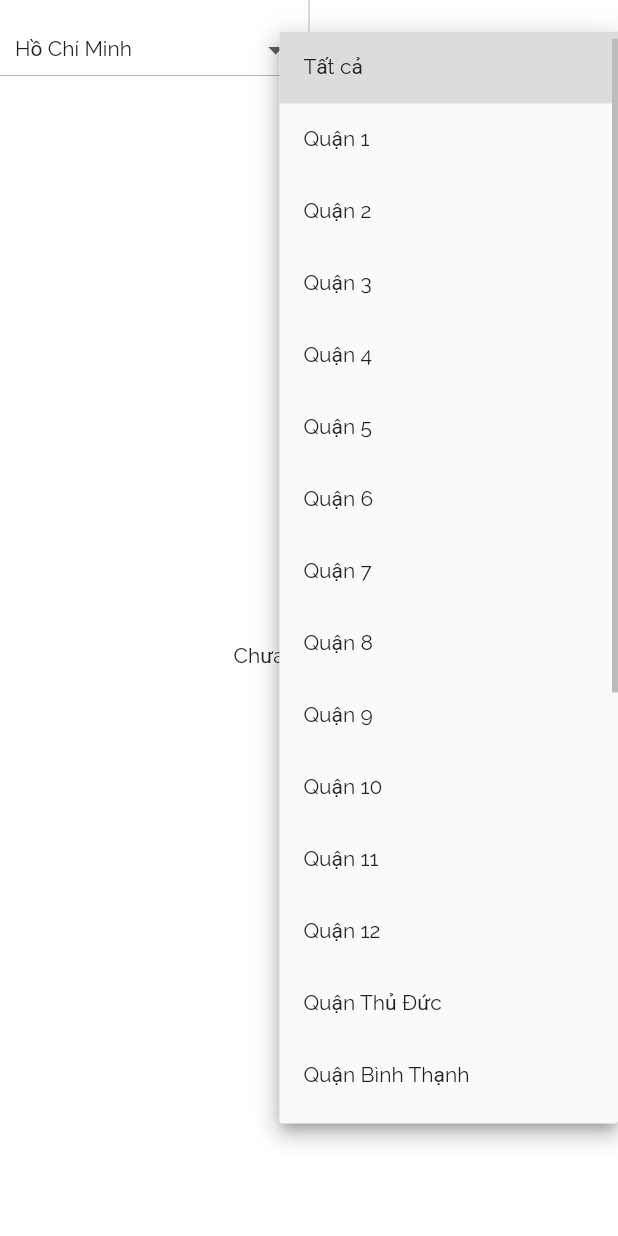
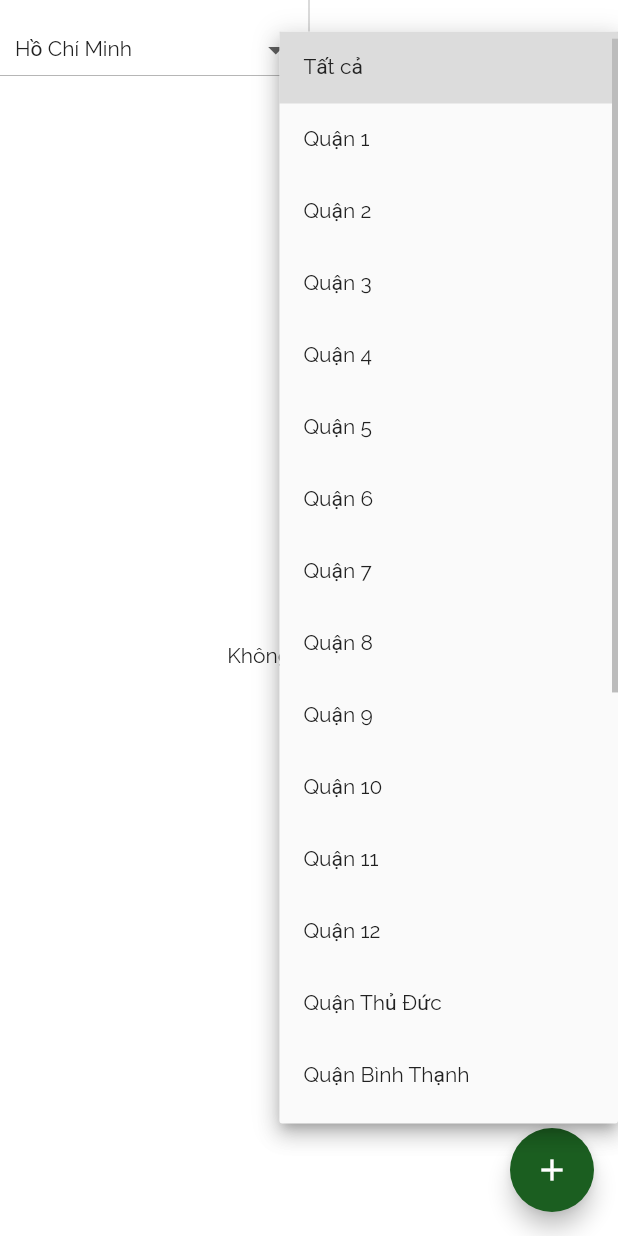
Before and after one commit to nguyentanlinh90/bongda247_flutter, a Flutter app: the FindPlayersTab screen opened directly, after a tap on "Tất cả", on a phone screen of 412 x 824 dp. Run offline on Flutter 3.47's test engine with Material 2 defaults, Android fonts, the phone set to English and light mode, and no system bars; our stand-ins replace cloud_firestore, flutter_money_formatter, flutter_swiper, shared_preferences; missing offline and left inert: bmnav; accounts and stored records are empty.

Commit message:
[OPTIMISE]

```diff
--- /dev/null
+++ b/lib/listener/insert_listener.dart
@@ -0,0 +1,3 @@
+abstract class InsertListener {
+  void onInsert();
+}
--- a/lib/main.dart
+++ b/lib/main.dart
@@ -2,6 +2,7 @@ import 'package:bongdaphui/ui/screen/home_screen.dart';
 import 'package:bongdaphui/ui/screen/notfound_screen.dart';
 import 'package:bongdaphui/ui/screen/splash_creen.dart';
 import 'package:bongdaphui/ui/screen/sigin_signup_screen.dart';
+import 'package:bongdaphui/ui/screen/insert_schedule_player.dart';
 import 'package:bongdaphui/utils/const.dart';
 import 'package:flutter/material.dart';
 import 'package:flutter/services.dart';
@@ -26,6 +27,7 @@ class MyApp extends StatelessWidget {
         routes: <String, WidgetBuilder>{
           Const.mainRoute: (BuildContext context) => HomeScreen(),
           Const.welcomeRoute: (BuildContext context) => SignInSignUpScreen(),
+          Const.insertSchedulePlayerRoute: (BuildContext context) => InsertSchedulePlayerScreen(),
         },
         onUnknownRoute: (RouteSettings rs) =>
             new MaterialPageRoute(builder: (context) => new NotFoundScreen()));
--- a/lib/tabs/clubs_tab.dart
+++ b/lib/tabs/clubs_tab.dart
@@ -4,6 +4,7 @@ import 'package:bongdaphui/models/city_model.dart';
 import 'package:bongdaphui/models/club_model.dart';
 import 'package:bongdaphui/models/district_model.dart';
 import 'package:bongdaphui/utils/const.dart';
+import 'package:bongdaphui/utils/widget_util.dart';
 import 'package:bongdaphui/utils/text_util.dart';
 import 'package:bongdaphui/utils/util.dart';
 import 'package:cloud_firestore/cloud_firestore.dart';
@@ -232,7 +233,7 @@ class _ClubsTabState extends State<ClubsTab>
                                         child: _postCard(
                                             context, _getList(snapshot)[i]));
                                   }))
-                          : Util.showViewNoData(context),
+                          : WidgetUtil.showViewNoData(context),
                     )
                   ],
                 ),
--- a/lib/tabs/fields_tab.dart
+++ b/lib/tabs/fields_tab.dart
@@ -6,6 +6,7 @@ import 'package:bongdaphui/models/soccer_field_model.dart';
 import 'package:bongdaphui/utils/const.dart';
 import 'package:bongdaphui/utils/text_util.dart';
 import 'package:bongdaphui/utils/util.dart';
+import 'package:bongdaphui/utils/widget_util.dart';
 import 'package:cloud_firestore/cloud_firestore.dart';
 import 'package:flutter/material.dart';
 import 'package:flutter_money_formatter/flutter_money_formatter.dart';
@@ -275,7 +276,7 @@ class _FieldsTabState extends State<FieldsTab>
                                         child: _postCard(
                                             context, _getList(snapshot)[i]));
                                   }))
-                          : Util.showViewNoData(context),
+                          : WidgetUtil.showViewNoData(context),
                     )
                   ],
                 ),
--- a/lib/tabs/find_players_tab.dart
+++ b/lib/tabs/find_players_tab.dart
@@ -6,6 +6,7 @@ import 'package:bongdaphui/models/schedule_player_model.dart';
 import 'package:bongdaphui/utils/const.dart';
 import 'package:bongdaphui/utils/text_util.dart';
 import 'package:bongdaphui/utils/util.dart';
+import 'package:bongdaphui/utils/widget_util.dart';
 import 'package:cloud_firestore/cloud_firestore.dart';
 import 'package:flutter/material.dart';
 
@@ -120,16 +121,31 @@ class _FindPlayersTabState extends State<FindPlayersTab>
                 SizedBox(
                   height: Const.size_5,
                 ),
-                TextUtil.textContent(context, model.phonePlayer),
+                Row(
+                  children: <Widget>[
+                    TextUtil.textDes(context, Const.contact_),
+                    TextUtil.textContent(context, model.phonePlayer),
+                  ],
+                ),
                 SizedBox(
                   height: Const.size_5,
                 ),
-                TextUtil.textContent(context, model.typeField),
+                Row(
+                  children: <Widget>[
+                    TextUtil.textDes(context, Const.typeField),
+                    TextUtil.textContent(context, model.typeField),
+                  ],
+                ),
                 SizedBox(
                   height: Const.size_5,
                 ),
-                Util.getArea(
-                    context, _listCity, model.idCity, model.idDistrict),
+                Row(
+                  children: <Widget>[
+                    TextUtil.textDes(context, Const.area),
+                    Util.getArea(
+                        context, _listCity, model.idCity, model.idDistrict)
+                  ],
+                ),
                 SizedBox(
                   height: Const.size_10,
                 ),
@@ -179,6 +195,13 @@ class _FindPlayersTabState extends State<FindPlayersTab>
   Widget build(BuildContext context) {
     if (_listCity.length > 0 && _listDistrict.length > 0) {
       return new Scaffold(
+        floatingActionButton: FloatingActionButton(
+          onPressed: () {
+            Navigator.of(context).pushNamed(Const.insertSchedulePlayerRoute);
+          },
+          child: Icon(Icons.add),
+          backgroundColor: Colors.green[900],
+        ),
         backgroundColor: Colors.white,
         body: StreamBuilder(
             stream: Firestore.instance
@@ -214,7 +237,7 @@ class _FindPlayersTabState extends State<FindPlayersTab>
                                         child: _postCard(
                                             context, _getList(snapshot)[i]));
                                   }))
-                          : Util.showViewNoData(context),
+                          : WidgetUtil.showViewNoData(context),
                     )
                   ],
                 ),
--- a/lib/ui/screen/sigin_signup_screen.dart
+++ b/lib/ui/screen/sigin_signup_screen.dart
@@ -1,6 +1,6 @@
 import 'package:bongdaphui/ui/widgets/custom_flat_button.dart';
 import 'package:bongdaphui/utils/const.dart';
-import 'package:bongdaphui/utils/util.dart';
+import 'package:bongdaphui/utils/widget_util.dart';
 import 'package:flutter/material.dart';
 
 class SignInSignUpScreen extends StatelessWidget {
@@ -12,7 +12,7 @@ class SignInSignUpScreen extends StatelessWidget {
           mainAxisAlignment: MainAxisAlignment.center,
           crossAxisAlignment: CrossAxisAlignment.center,
           children: <Widget>[
-            Util.showLogo(),
+            WidgetUtil.showLogo(),
             Padding(
               padding: const EdgeInsets.only(top: 35.0),
               child: Text(
--- a/lib/ui/screen/splash_creen.dart
+++ b/lib/ui/screen/splash_creen.dart
@@ -3,7 +3,7 @@ import 'package:bongdaphui/ui/screen/home_screen.dart';
 import 'package:bongdaphui/ui/screen/tutorial_screen.dart';
 import 'package:bongdaphui/utils/const.dart';
 import 'package:bongdaphui/utils/shared_preferences.dart';
-import 'package:bongdaphui/utils/util.dart';
+import 'package:bongdaphui/utils/widget_util.dart';
 import 'package:cloud_firestore/cloud_firestore.dart';
 import 'package:flutter/material.dart';
 
@@ -39,7 +39,7 @@ class _SplashScreenState extends State<SplashScreen> {
       body: new Container(
         child: Stack(
           children: <Widget>[
-            Center(child: Util.showLogo()),
+            Center(child: WidgetUtil.showLogo()),
             _handleCurrentScreen()
           ],
         ),
--- a/lib/ui/screen/tutorial_screen.dart
+++ b/lib/ui/screen/tutorial_screen.dart
@@ -2,7 +2,7 @@ import 'package:bongdaphui/models/tutorial_model.dart';
 import 'package:bongdaphui/ui/widgets/custom_flat_button.dart';
 import 'package:bongdaphui/utils/const.dart';
 import 'package:bongdaphui/utils/shared_preferences.dart';
-import 'package:bongdaphui/utils/util.dart';
+import 'package:bongdaphui/utils/widget_util.dart';
 import 'package:flutter/material.dart';
 import "package:flutter_swiper/flutter_swiper.dart";
 
@@ -97,7 +97,7 @@ class TutorialScreen extends StatelessWidget {
             mainAxisAlignment: MainAxisAlignment.center,
             crossAxisAlignment: CrossAxisAlignment.center,
             children: <Widget>[
-              Util.showLogo(),
+              WidgetUtil.showLogo(),
               Padding(
                 padding: const EdgeInsets.only(
                     top: Const.size_20,
--- a/lib/ui/widgets/custom_text_field.dart
+++ b/lib/ui/widgets/custom_text_field.dart
@@ -40,7 +40,7 @@ class _CustomTextFieldState extends State<CustomTextField> {
       elevation: 0.0,
       color: Colors.white,
       shape: RoundedRectangleBorder(
-        side: BorderSide(color: currentColor, width: 2.0),
+        side: BorderSide(color: currentColor, width: 1.0),
         borderRadius: BorderRadius.circular(20.0),
       ),
       child: Padding(
--- a/lib/utils/const.dart
+++ b/lib/utils/const.dart
@@ -1,12 +1,17 @@
 import 'package:flutter/material.dart';
 
 class Const {
+  //check mode
+  static const bool kReleaseMode =
+      bool.fromEnvironment('dart.vm.product', defaultValue: false);
+
   //routes
   static const String rootRoute = "/root";
   static const String mainRoute = "/main";
   static const String welcomeRoute = "/welcome";
   static const String signInRoute = "/signin";
   static const String signUpRoute = "/signup";
+  static const String insertSchedulePlayerRoute = "/insertSchedulePlayer";
 
   //strings
   static const String appName = "Bóng Đá Phủi";
@@ -22,9 +27,16 @@ class Const {
   static const String call = "Gọi";
   static const String end = "Kết thúc";
   static const String contact = "Liên hệ";
+  static const String contact_ = "Liên hệ:  ";
+  static const String typeField = "Loại sân:  ";
   static const String countPlayer = "Số cầu thủ";
   static const String captain = "Đội trưởng:  ";
   static const String area = "Khu vực:  ";
+  static const String insertSchedulePlayer = "Thêm lịch đá cho bạn";
+  static const String fullName = "Họ và tên";
+  static const String phoneNumber = "Số điện thoại";
+  static const String insertSchedule = "Thêm lịch";
+  static const String noData = "Không có dữ liệu";
 
   //colors
   static List<Color> kitGradients = [
@@ -52,6 +64,7 @@ class Const {
   static const double size_5 = 5.0;
   static const double size_8 = 8.0;
   static const double size_10 = 10.0;
+  static const double size_12 = 12.0;
   static const double size_15 = 15.0;
   static const double size_20 = 20.0;
   static const double size_30 = 30.0;
@@ -66,8 +79,10 @@ class Const {
 
   //FireBase Collection
   static const String tutorialCollection = "tutorial";
-  static const String fieldsCollection = "fields";
-  static const String schedulePlayerCollection = "schedule_player";
-  static const String scheduleClubCollection = "schedule_club";
-  static const String clubCollection = "dev_clubs";
+  static const String fieldsCollection = kReleaseMode ? "fields" : "fields";
+  static const String schedulePlayerCollection =
+      kReleaseMode ? "schedule_player" : "dev_schedule_player";
+  static const String scheduleClubCollection =
+      kReleaseMode ? "schedule_club" : "dev_schedule_club";
+  static const String clubCollection = kReleaseMode ? "clubs" : "dev_clubs";
 }
--- a/lib/utils/util.dart
+++ b/lib/utils/util.dart
@@ -12,18 +12,6 @@ import 'package:flutter/services.dart' show rootBundle;
 import 'package:url_launcher/url_launcher.dart';
 
 class Util {
-  static Widget showLogo() {
-    return new Row(
-        mainAxisAlignment: MainAxisAlignment.center,
-        children: <Widget>[
-          new Container(
-            width: 200,
-            height: 200,
-            child: new Image.asset(Const.icSplash),
-          )
-        ]);
-  }
-
   static callPhone(String phone) {
     launch("tel://$phone");
   }
@@ -49,16 +37,6 @@ class Util {
       }
     }
     return districtList;
-  }
-
-  static Widget showViewNoData(BuildContext context) {
-    return new Center(
-      child: Text('Chưa có dữ liệu',
-          style: Theme.of(context)
-              .textTheme
-              .body1
-              .apply(fontFamily: Const.ralewayFont, color: Colors.grey[900])),
-    );
   }
 
   static buildFormCity(BuildContext context, List<CityModel> _listCity,
@@ -174,4 +152,5 @@ class Util {
     }
     return TextUtil.textContent(context, area);
   }
+
 }
```
Also changed, not shown: lib/business/validator.dart (added, +23 -0 lines), lib/tabs/find_clubs_tab.dart (+18 -2 lines), lib/ui/screen/insert_schedule_player.dart (added, +80 -0 lines), lib/utils/widget_util.dart (added, +63 -0 lines).
